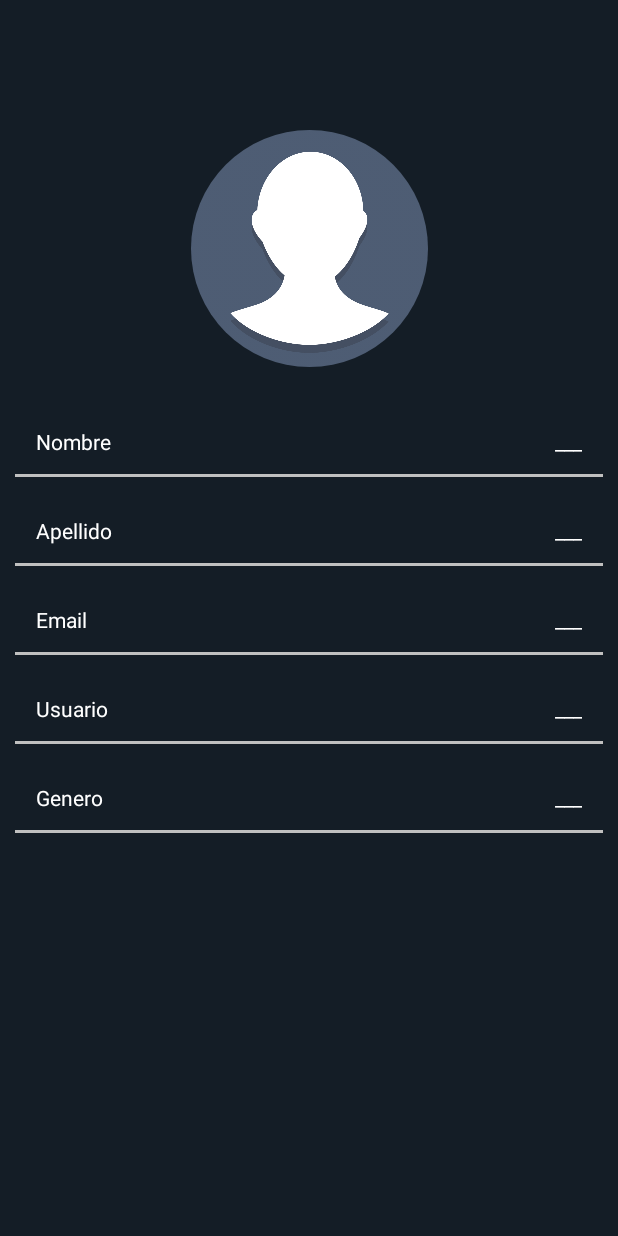
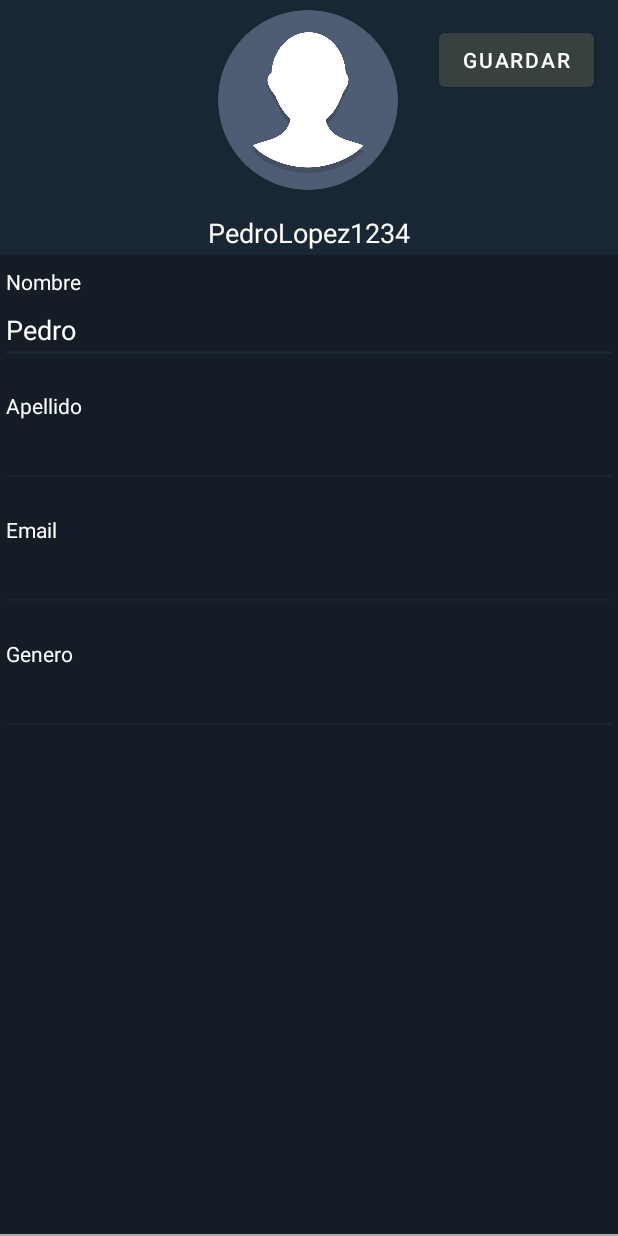
Before and after one commit to GastonDeS/FitniceAndroid, an Android app: the layout fragment_profile.xml on its own in the app's theme, with its tools: preview values and no code run, on a phone screen of 412 x 824 dp. Run offline under Robolectric (Android 15) with nearby library versions, the phone set to English and light mode, and no system bars; network calls fail.

Commit message:
Profile funcional

```diff
--- a/app/src/main/java/com/example/fitnice/MainActivity.java
+++ b/app/src/main/java/com/example/fitnice/MainActivity.java
@@ -42,7 +42,6 @@ public class MainActivity extends AppCompatActivity {
             NavHostFragment navHostFragment = (NavHostFragment) getSupportFragmentManager().findFragmentById(R.id.nav_host_fragment);
             NavController navController = navHostFragment.getNavController(); //TODO resolver warning
             navController.navigate(R.id.navigation_home);
-            navController.navigate(R.id.action_navigation_home_to_profile2);
         }
 
     }
--- a/app/src/main/java/com/example/fitnice/Profile.java
+++ b/app/src/main/java/com/example/fitnice/Profile.java
@@ -12,10 +12,14 @@ import android.util.Log;
 import android.view.LayoutInflater;
 import android.view.View;
 import android.view.ViewGroup;
+import android.widget.AdapterView;
+import android.widget.Button;
+import android.widget.EditText;
 import android.widget.ImageView;
 import android.widget.TextView;
 
 import com.example.fitnice.api.model.User;
+import com.example.fitnice.databinding.FragmentProfileBinding;
 import com.example.fitnice.repository.Status;
 
 import java.io.InputStream;
@@ -29,8 +33,8 @@ import java.util.HashMap;
 public class Profile extends Fragment {
 
     User currentUser;
+    FragmentProfileBinding binding;
 
-    String[] profileElements = {"Nombre", "Apellido", "Email", "Usuario", "Genero"};
     HashMap<String, String> genders = new HashMap<String, String>() {{
         put("male", "Masculino"); put("female", "Femenino");
     }};
@@ -48,32 +52,40 @@ public class Profile extends Fragment {
     @Override
     public void onCreate(Bundle savedInstanceState) {
 
+        binding = FragmentProfileBinding.inflate(getLayoutInflater());
+        getActivity().setContentView(R.layout.fragment_profile);
         super.onCreate(savedInstanceState);
 
-        App app = ((App) getActivity().getApplication());
+        App app = ((App) requireActivity().getApplication());
         app.getUserRepository().getCurrentUser().observe(this, r -> {
             if (r.getStatus() == Status.SUCCESS) {
                 currentUser = r.getData();
                 Log.d("String", currentUser.toString());
                 Activity current = getActivity();
                 new DownloadProfileImageTask(((ImageView)current.findViewById(R.id.profile_image))).execute(r.getData().getAvatarUrl());
-                ((TextView)current.findViewById(R.id.name_content)).setText(currentUser.getFirstName());
-                ((TextView)current.findViewById(R.id.surname_content)).setText(currentUser.getFLastName());
-                ((TextView)current.findViewById(R.id.email_content)).setText(currentUser.getEmail());
+                ((EditText)current.findViewById(R.id.name_content)).setText(currentUser.getFirstName());
+                ((EditText)current.findViewById(R.id.surname_content)).setText(currentUser.getFLastName());
+                ((EditText)current.findViewById(R.id.email_content)).setText(currentUser.getEmail());
                 ((TextView)current.findViewById(R.id.user_content)).setText(currentUser.getUsername());
-                ((TextView)current.findViewById(R.id.gender_content)).setText(genders.get(currentUser.getGender()));
+                ((EditText)current.findViewById(R.id.gender_content)).setText(genders.get(currentUser.getGender()));
             }
         });
-
-
-
-
-
     }
 
     @Override
     public View onCreateView(LayoutInflater inflater, ViewGroup container, Bundle savedInstanceState) {
         // Inflate the layout for this fragment
+
+        Profile profile = this;
+        Button saveBtn = getActivity().findViewById(R.id.SaveBtn);
+        saveBtn.setOnClickListener(new View.OnClickListener() {
+            @Override
+            public void onClick(View v) {
+                updateUserOnAPI();
+            }
+        });
+
+
         return inflater.inflate(R.layout.fragment_profile, container, false);
     }
 
@@ -101,4 +113,19 @@ public class Profile extends Fragment {
             bmImage.setImageBitmap(result);
         }
     }
+
+    private void updateUserOnAPI() {
+        Activity current = getActivity();
+        if (currentUser != null) {
+            currentUser.setFirstName(((EditText)current.findViewById(R.id.name_content)).getText().toString());
+            currentUser.setLastName(((EditText)current.findViewById(R.id.surname_content)).getText().toString());
+            currentUser.setEmail(((EditText)current.findViewById(R.id.email_content)).getText().toString());
+            App app = ((App) requireActivity().getApplication());
+            app.getUserRepository().updateUser(currentUser).observe(this, r -> {
+                if (r.getStatus() == Status.SUCCESS) {
+                    Log.d("Saving Profile", "Se guardo!!!!!!");
+                }
+            });
+        }
+    }
 }
--- a/app/src/main/java/com/example/fitnice/api/ApiUserService.java
+++ b/app/src/main/java/com/example/fitnice/api/ApiUserService.java
@@ -10,6 +10,7 @@ import com.example.fitnice.api.model.User;
 import retrofit2.http.Body;
 import retrofit2.http.GET;
 import retrofit2.http.POST;
+import retrofit2.http.PUT;
 
 public interface ApiUserService {
     @POST("users/login")
@@ -20,4 +21,7 @@ public interface ApiUserService {
 
     @GET("users/current")
     LiveData<ApiResponse<User>> getCurrentUser();
+
+    @PUT("users/current")
+    LiveData<ApiResponse<Void>> updateUser(@Body User user);
 }
--- a/app/src/main/java/com/example/fitnice/repository/UserRepository.java
+++ b/app/src/main/java/com/example/fitnice/repository/UserRepository.java
@@ -51,4 +51,14 @@ public class UserRepository {
             }
         }.asLiveData();
     }
+
+    public LiveData<Resource<Void>> updateUser(User user) {
+        return new NetworkBoundResource<Void, Void>() {
+            @NonNull
+            @Override
+            protected LiveData<ApiResponse<Void>> createCall() {
+                return apiService.updateUser(user);
+            }
+        }.asLiveData();
+    }
 }
--- a/app/src/main/res/layout/fragment_profile.xml
+++ b/app/src/main/res/layout/fragment_profile.xml
@@ -4,187 +4,176 @@
     xmlns:tools="http://schemas.android.com/tools"
     android:layout_width="match_parent"
     android:layout_height="match_parent"
-    android:background="@color/primary"
+    android:background="@color/secondary"
     tools:context=".Profile">
 
 
     <de.hdodenhof.circleimageview.CircleImageView
         android:id="@+id/profile_image"
-        android:layout_width="171dp"
-        android:layout_height="158dp"
-        android:elevation="60dp"
+        android:layout_width="120dp"
+        android:layout_height="120dp"
+        android:elevation="2dp"
         android:src="@drawable/default_profile"
         app:layout_constraintBottom_toBottomOf="parent"
         app:layout_constraintEnd_toEndOf="parent"
+        app:layout_constraintHorizontal_bias="0.498"
         app:layout_constraintStart_toStartOf="parent"
         app:layout_constraintTop_toTopOf="parent"
-        app:layout_constraintVertical_bias="0.13" />
+        app:layout_constraintVertical_bias="0.009" />
 
-    <TextView
-        android:id="@+id/name_content"
-        android:layout_width="wrap_content"
-        android:layout_height="wrap_content"
-        android:layout_marginEnd="24dp"
-        android:text="@string/empty"
-        android:textColor="@color/white"
-        app:layout_constraintBottom_toBottomOf="@+id/name_title"
-        app:layout_constraintEnd_toEndOf="parent"
-        app:layout_constraintTop_toTopOf="@+id/name_title"
-        app:layout_constraintVertical_bias="0.0" />
-
-    <TextView
-        android:id="@+id/name_title"
-        android:layout_width="wrap_content"
-        android:layout_height="wrap_content"
-        android:layout_marginStart="24dp"
-        android:layout_marginTop="40dp"
-        android:text="Nombre"
-        android:textColor="@color/white"
-        app:layout_constraintStart_toStartOf="parent"
-        app:layout_constraintTop_toBottomOf="@+id/profile_image" />
-
-    <View
-        android:layout_width="match_parent"
-        android:layout_height="2dp"
-        android:layout_marginStart="10dp"
-        android:layout_marginEnd="10dp"
-        android:layout_marginTop="12dp"
-        android:background="#c0c0c0"
-        app:layout_constraintTop_toBottomOf="@+id/name_title"
-        tools:layout_editor_absoluteX="16dp" />
-
-    <TextView
-        android:id="@+id/surname_content"
-        android:layout_width="wrap_content"
-        android:layout_height="wrap_content"
-        android:layout_marginEnd="24dp"
-        android:text="@string/empty"
-        android:textColor="@color/white"
-        app:layout_constraintBottom_toBottomOf="@+id/surname_title"
-        app:layout_constraintEnd_toEndOf="parent"
-        app:layout_constraintTop_toTopOf="@+id/surname_title"
-        app:layout_constraintVertical_bias="0.0" />
-
-    <TextView
-        android:id="@+id/surname_title"
-        android:layout_width="wrap_content"
-        android:layout_height="wrap_content"
-        android:layout_marginStart="24dp"
-        android:layout_marginTop="40dp"
-        android:text="Apellido"
-        android:textColor="@color/white"
-        app:layout_constraintStart_toStartOf="parent"
-        app:layout_constraintTop_toBottomOf="@+id/name_title" />
-
-    <View
-        android:layout_width="match_parent"
-        android:layout_height="2dp"
-        android:layout_marginStart="10dp"
-        android:layout_marginEnd="10dp"
-        android:layout_marginTop="12dp"
-        android:background="#c0c0c0"
-        app:layout_constraintTop_toBottomOf="@+id/surname_title"
-        tools:layout_editor_absoluteX="16dp" />
-
-    <TextView
-        android:id="@+id/email_content"
-        android:layout_width="wrap_content"
-        android:layout_height="wrap_content"
-        android:layout_marginEnd="24dp"
-        android:text="@string/empty"
-        android:textColor="@color/white"
-        app:layout_constraintBottom_toBottomOf="@+id/email_title"
-        app:layout_constraintEnd_toEndOf="parent"
-        app:layout_constraintTop_toTopOf="@+id/email_title"
-        app:layout_constraintVertical_bias="0.0" />
-
-    <TextView
-        android:id="@+id/email_title"
-        android:layout_width="wrap_content"
-        android:layout_height="wrap_content"
-        android:layout_marginStart="24dp"
-        android:layout_marginTop="40dp"
-        android:text="Email"
-        android:textColor="@color/white"
-        app:layout_constraintStart_toStartOf="parent"
-        app:layout_constraintTop_toBottomOf="@+id/surname_title" />
-
-    <View
-        android:layout_width="match_parent"
-        android:layout_height="2dp"
-        android:layout_marginStart="10dp"
-        android:layout_marginEnd="10dp"
-        android:layout_marginTop="12dp"
-        android:background="#c0c0c0"
-        app:layout_constraintTop_toBottomOf="@+id/email_title"
-        tools:layout_editor_absoluteX="16dp" />
     <TextView
         android:id="@+id/user_content"
         android:layout_width="wrap_content"
         android:layout_height="wrap_content"
-        android:layout_marginEnd="24dp"
-        android:text="@string/empty"
+        android:layout_marginTop="16dp"
+        android:text="PedroLopez1234"
         android:textColor="@color/white"
-        app:layout_constraintBottom_toBottomOf="@+id/user_title"
+        android:textSize="18sp"
         app:layout_constraintEnd_toEndOf="parent"
-        app:layout_constraintTop_toTopOf="@+id/user_title"
-        app:layout_constraintVertical_bias="0.0" />
+        app:layout_constraintStart_toStartOf="parent"
+        app:layout_constraintTop_toBottomOf="@+id/profile_image" />
+
+    <RelativeLayout
+        android:id="@+id/profile_elements_layout"
+        android:layout_width="match_parent"
+        android:layout_height="match_parent"
+        android:layout_marginTop="170dp"
+        android:background="@color/primary"
+        app:layout_constraintTop_toBottomOf="@+id/user_content"
+        tools:layout_editor_absoluteX="0dp" >
 
         <TextView
-        android:id="@+id/user_title"
-        android:layout_width="wrap_content"
+            android:id="@+id/name_title"
+            android:layout_width="match_parent"
             android:layout_height="wrap_content"
-        android:layout_marginStart="24dp"
-        android:layout_marginTop="40dp"
-        android:text="Usuario"
+            android:layout_marginTop="28dp"
+            android:layout_marginStart="4dp"
+            android:text="Nombre"
             android:textColor="@color/white"
-        app:layout_constraintStart_toStartOf="parent"
-        app:layout_constraintTop_toBottomOf="@+id/email_title" />
+            android:textSize="14sp"
+            android:layout_marginVertical="8dp" />
 
-    <View
+        <EditText
+            android:id="@+id/name_content"
             android:layout_width="match_parent"
-        android:layout_height="2dp"
-        android:layout_marginStart="10dp"
-        android:layout_marginEnd="10dp"
-        android:layout_marginTop="12dp"
-        android:background="#c0c0c0"
-        app:layout_constraintTop_toBottomOf="@+id/user_title"
-        tools:layout_editor_absoluteX="16dp" />
+            android:layout_height="wrap_content"
+            android:layout_below="@id/name_title"
+            android:layout_marginTop="-8dp"
+            android:layout_marginBottom="10dp"
+            android:inputType="text"
+            android:maxLines="1"
+            android:lines="1"
+            android:backgroundTint="@color/secondary"
+            android:drawableTint="@color/white"
+            android:foregroundTint="@color/white"
+            android:text="Pedro"
+            android:textColor="@color/white"
+            android:textColorHint="@color/white" />
 
         <TextView
-        android:id="@+id/gender_content"
-        android:layout_width="wrap_content"
+            android:id="@+id/surname_title"
+            android:layout_width="match_parent"
             android:layout_height="wrap_content"
-        android:layout_marginEnd="24dp"
-        android:text="@string/empty"
+            android:layout_marginTop="28dp"
+            android:layout_marginStart="4dp"
+            android:text="Apellido"
             android:textColor="@color/white"
-        app:layout_constraintBottom_toBottomOf="@+id/gender_title"
-        app:layout_constraintEnd_toEndOf="parent"
-        app:layout_constraintTop_toTopOf="@+id/gender_title"
-        app:layout_constraintVertical_bias="0.0" />
+            android:textSize="14sp"
+            android:layout_marginVertical="8dp"
+            android:layout_below="@+id/name_content"/>
+
+        <EditText
+            android:id="@+id/surname_content"
+            android:layout_width="match_parent"
+            android:layout_height="wrap_content"
+            android:layout_marginBottom="10dp"
+            android:inputType="text"
+            android:maxLines="1"
+            android:lines="1"
+            android:layout_marginTop="-8dp"
+            android:textColorHint="@color/white"
+            android:textColor="@color/white"
+            android:backgroundTint="@color/secondary"
+            android:foregroundTint="@color/white"
+            android:drawableTint="@color/white"
+            android:layout_below="@id/surname_title"/>
+
+        <TextView
+            android:id="@+id/email_title"
+            android:layout_width="match_parent"
+            android:layout_height="wrap_content"
+            android:layout_marginTop="28dp"
+            android:layout_marginStart="4dp"
+            android:text="Email"
+            android:textColor="@color/white"
+            android:textSize="14sp"
+            android:layout_marginVertical="8dp"
+            android:layout_below="@+id/surname_content"/>
+
+        <EditText
+            android:id="@+id/email_content"
+            android:layout_width="match_parent"
+            android:layout_height="wrap_content"
+            android:textColorHint="@color/white"
+            android:textColor="@color/white"
+            android:layout_marginBottom="10dp"
+            android:inputType="text"
+            android:maxLines="1"
+            android:lines="1"
+            android:layout_marginTop="-8dp"
+            android:backgroundTint="@color/secondary"
+            android:foregroundTint="@color/white"
+            android:drawableTint="@color/white"
+            android:layout_below="@id/email_title"/>
 
         <TextView
             android:id="@+id/gender_title"
+            android:layout_width="match_parent"
+            android:layout_height="wrap_content"
+            android:layout_marginTop="28dp"
+            android:layout_marginStart="4dp"
+            android:text="Genero"
+            android:textColor="@color/white"
+            android:textSize="14sp"
+            android:layout_marginVertical="8dp"
+            android:layout_below="@+id/email_content"/>
+
+        <EditText
+            android:id="@+id/gender_content"
+            android:enabled="false"
+            android:layout_width="match_parent"
+            android:layout_height="wrap_content"
+            android:textColorHint="@color/white"
+            android:textColor="@color/white"
+            android:layout_marginBottom="10dp"
+            android:inputType="text"
+            android:maxLines="1"
+            android:lines="1"
+            android:layout_marginTop="-8dp"
+            android:backgroundTint="@color/secondary"
+            android:foregroundTint="@color/white"
+            android:drawableTint="@color/white"
+            android:layout_below="@id/gender_title"/>
+
+        <LinearLayout
+            android:layout_width="match_parent"
+            android:layout_height="1dp"
+            android:layout_alignParentBottom="true"
+            android:background="@android:color/darker_gray"/>
+
+    </RelativeLayout>
+
+    <Button
+        android:id="@+id/SaveBtn"
         android:layout_width="wrap_content"
         android:layout_height="wrap_content"
-        android:layout_marginStart="24dp"
-        android:layout_marginTop="40dp"
-        android:text="Genero"
-        android:textColor="@color/white"
-        app:layout_constraintStart_toStartOf="parent"
-        app:layout_constraintTop_toBottomOf="@+id/user_title" />
-
-    <View
-        android:layout_width="match_parent"
-        android:layout_height="2dp"
-        android:layout_marginStart="10dp"
-        android:layout_marginEnd="10dp"
-        android:layout_marginTop="12dp"
-        android:background="#c0c0c0"
-        app:layout_constraintTop_toBottomOf="@+id/gender_title"
-        tools:layout_editor_absoluteX="16dp" />
-
-
+        android:layout_marginTop="16dp"
+        android:layout_marginEnd="16dp"
+        android:text="Guardar"
+        app:layout_constraintEnd_toEndOf="parent"
+        app:layout_constraintHorizontal_bias="1.0"
+        app:layout_constraintStart_toEndOf="@+id/profile_image"
+        app:layout_constraintTop_toTopOf="parent" />
 
 
 </androidx.constraintlayout.widget.ConstraintLayout>
--- a/app/src/main/res/values/strings.xml
+++ b/app/src/main/res/values/strings.xml
@@ -16,4 +16,10 @@
     <string name="my_routines">Mis Rutinas</string>
     <!-- TODO: Remove or change this placeholder text -->
     <string name="hello_blank_fragment">Hello blank fragment</string>
+
+
+    <string-array name="genders">
+        <item>Masculino</item>
+        <item>Femenino</item>
+    </string-array>
 </resources>
```
Lines whose indentation alone changed are shown as unchanged.
